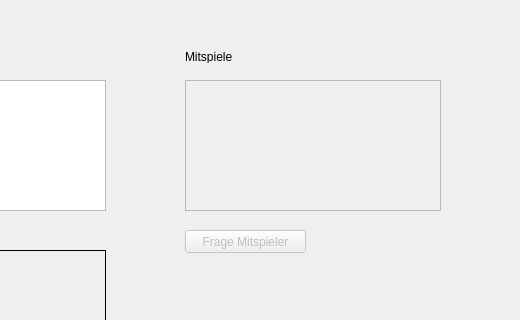
The window that Cluedo/UI/CluedoUI.ui (haegar80/Cluedo) describes before a commit, drawn with Qt 5; both pictures show x 785 to 1305 and y 0 to 320 of the 1305 by 828 pixel window.
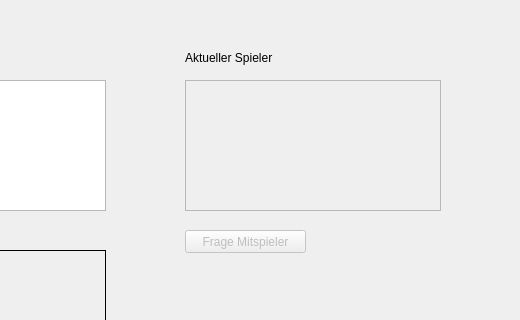
The same window after the commit.

Commit message: Updating current player label in main window

Diff of the .ui file:
```diff
--- a/Cluedo/UI/CluedoUI.ui
+++ b/Cluedo/UI/CluedoUI.ui
@@ -219,12 +219,12 @@
      <rect>
       <x>970</x>
       <y>50</y>
-      <width>47</width>
-      <height>13</height>
+      <width>111</width>
+      <height>16</height>
      </rect>
     </property>
     <property name="text">
-     <string>Mitspieler</string>
+     <string>Aktueller Spieler</string>
     </property>
    </widget>
   </widget>
```
Left out of the diff: 2 changed lines with no effect on the pictures. The commit also changes 2 other files.
